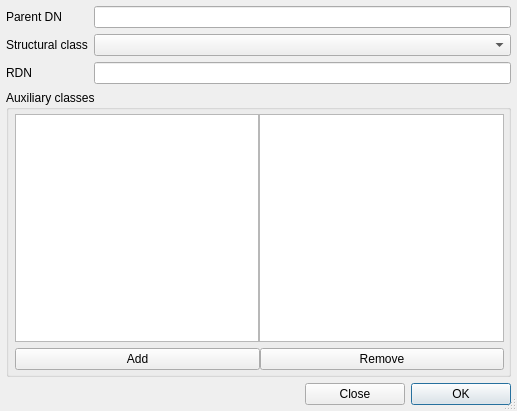
Shcherbich/QLdapEditor, file editor/ldapnewentrydialog.ui: the form before one commit.
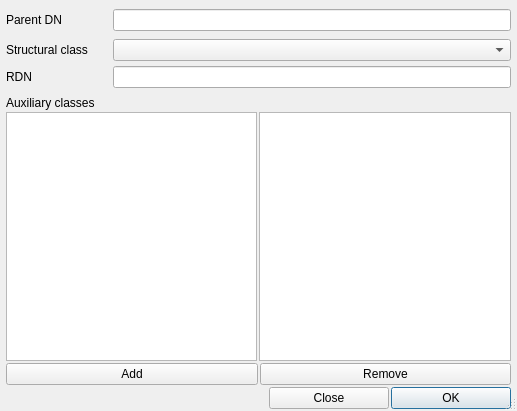
The form after the commit.

Commit message: Research differences in Qt elements look on different machines #58 - fix look for new/edit entity dialog - fix look for new attribute dialog - fix look of DIT (remove lines to root) version 0.5.52

Diff of the .ui file:
```diff
--- a/editor/ldapnewentrydialog.ui
+++ b/editor/ldapnewentrydialog.ui
@@ -17,6 +17,9 @@
    <bool>true</bool>
   </property>
   <layout class="QVBoxLayout" name="verticalLayout_2">
+   <property name="spacing">
+    <number>2</number>
+   </property>
    <property name="leftMargin">
     <number>6</number>
    </property>
@@ -27,73 +30,128 @@
     <number>6</number>
    </property>
    <property name="bottomMargin">
-    <number>6</number>
+    <number>2</number>
    </property>
    <item>
-    <layout class="QFormLayout" name="formLayout">
-     <property name="bottomMargin">
+    <layout class="QHBoxLayout" name="horizontalLayout_5">
+     <property name="topMargin">
       <number>0</number>
      </property>
-     <item row="0" column="0">
+     <item>
       <widget class="QLabel" name="label">
+       <property name="sizePolicy">
+        <sizepolicy hsizetype="Fixed" vsizetype="Preferred">
+         <horstretch>0</horstretch>
+         <verstretch>0</verstretch>
+        </sizepolicy>
+       </property>
+       <property name="minimumSize">
+        <size>
+         <width>105</width>
+         <height>28</height>
+        </size>
+       </property>
        <property name="text">
         <string>Parent DN</string>
        </property>
       </widget>
      </item>
-     <item row="0" column="1">
+     <item>
       <widget class="QLineEdit" name="parentdnEdit"/>
      </item>
-     <item row="1" column="0">
+    </layout>
+   </item>
+   <item>
+    <layout class="QHBoxLayout" name="horizontalLayout_6">
+     <property name="topMargin">
+      <number>0</number>
+     </property>
+     <item>
       <widget class="QLabel" name="label_2">
+       <property name="sizePolicy">
+        <sizepolicy hsizetype="Fixed" vsizetype="Preferred">
+         <horstretch>0</horstretch>
+         <verstretch>0</verstretch>
+        </sizepolicy>
+       </property>
+       <property name="minimumSize">
+        <size>
+         <width>105</width>
+         <height>28</height>
+        </size>
+       </property>
+       <property name="baseSize">
+        <size>
+         <width>0</width>
+         <height>0</height>
+        </size>
+       </property>
        <property name="text">
         <string>Structural class</string>
        </property>
       </widget>
      </item>
-     <item row="1" column="1">
+     <item>
       <widget class="QComboBox" name="structuralCombo"/>
      </item>
-     <item row="2" column="0">
+    </layout>
+   </item>
+   <item>
+    <layout class="QHBoxLayout" name="horizontalLayout_7">
+     <property name="topMargin">
+      <number>0</number>
+     </property>
+     <item>
       <widget class="QLabel" name="label_3">
+       <property name="minimumSize">
+        <size>
+         <width>105</width>
+         <height>0</height>
+        </size>
+       </property>
        <property name="text">
         <string>RDN</string>
        </property>
       </widget>
      </item>
-     <item row="2" column="1">
+     <item>
       <widget class="QLineEdit" name="rdnEdit"/>
      </item>
     </layout>
    </item>
    <item>
-    <layout class="QVBoxLayout" name="verticalLayout">
+    <layout class="QVBoxLayout" name="verticalLayout_3">
      <property name="spacing">
+      <number>2</number>
+     </property>
+     <property name="topMargin">
       <number>0</number>
      </property>
+     <property name="bottomMargin">
+      <number>0</number>
+     </property>
      <item>
-      <widget class="QGroupBox" name="groupBox">
-       <property name="title">
+      <layout class="QHBoxLayout" name="horizontalLayout_4">
+       <property name="topMargin">
+        <number>6</number>
+       </property>
+       <item>
+        <widget class="QLabel" name="label_4">
+         <property name="minimumSize">
+          <size>
+           <width>105</width>
+           <height>0</height>
+          </size>
+         </property>
+         <property name="text">
         <string>Auxiliary classes</string>
        </property>
-       <layout class="QGridLayout" name="gridLayout_2">
-        <property name="leftMargin">
-         <number>6</number>
-        </property>
-        <property name="topMargin">
-         <number>4</number>
-        </property>
-        <property name="rightMargin">
-         <number>4</number>
-        </property>
-        <property name="bottomMargin">
-         <number>4</number>
-        </property>
-        <property name="horizontalSpacing">
-         <number>4</number>
-        </property>
-        <item row="1" column="0" colspan="2">
-         <layout class="QHBoxLayout" name="horizontalLayout_2">
+        </widget>
+       </item>
+      </layout>
+     </item>
+     <item>
+      <layout class="QHBoxLayout" name="horizontalLayout_8">
           <property name="bottomMargin">
            <number>0</number>
           </property>
@@ -125,8 +183,8 @@
           </item>
          </layout>
         </item>
-        <item row="3" column="0" colspan="2">
-         <layout class="QHBoxLayout" name="horizontalLayout_3">
+     <item>
+      <layout class="QHBoxLayout" name="horizontalLayout_9">
           <property name="bottomMargin">
            <number>0</number>
           </property>
@@ -158,16 +216,8 @@
           </item>
          </layout>
         </item>
-       </layout>
-      </widget>
-     </item>
-    </layout>
-   </item>
    <item>
-    <layout class="QHBoxLayout" name="horizontalLayout">
-     <property name="spacing">
-      <number>6</number>
-     </property>
+      <layout class="QHBoxLayout" name="horizontalLayout_2">
      <property name="bottomMargin">
       <number>0</number>
      </property>
@@ -197,7 +247,7 @@
        </property>
        <property name="minimumSize">
         <size>
-         <width>100</width>
+           <width>120</width>
          <height>0</height>
         </size>
        </property>
@@ -222,7 +272,7 @@
        </property>
        <property name="minimumSize">
         <size>
-         <width>100</width>
+           <width>120</width>
          <height>0</height>
         </size>
        </property>
@@ -234,6 +284,25 @@
        </property>
       </widget>
      </item>
+      </layout>
+     </item>
+    </layout>
+   </item>
+   <item>
+    <layout class="QVBoxLayout" name="verticalLayout">
+     <property name="spacing">
+      <number>0</number>
+     </property>
+    </layout>
+   </item>
+   <item>
+    <layout class="QHBoxLayout" name="horizontalLayout">
+     <property name="spacing">
+      <number>6</number>
+     </property>
+     <property name="bottomMargin">
+      <number>0</number>
+     </property>
     </layout>
    </item>
   </layout>
```
Lines whose indentation alone changed are shown as unchanged. The commit also changes 6 other files.
